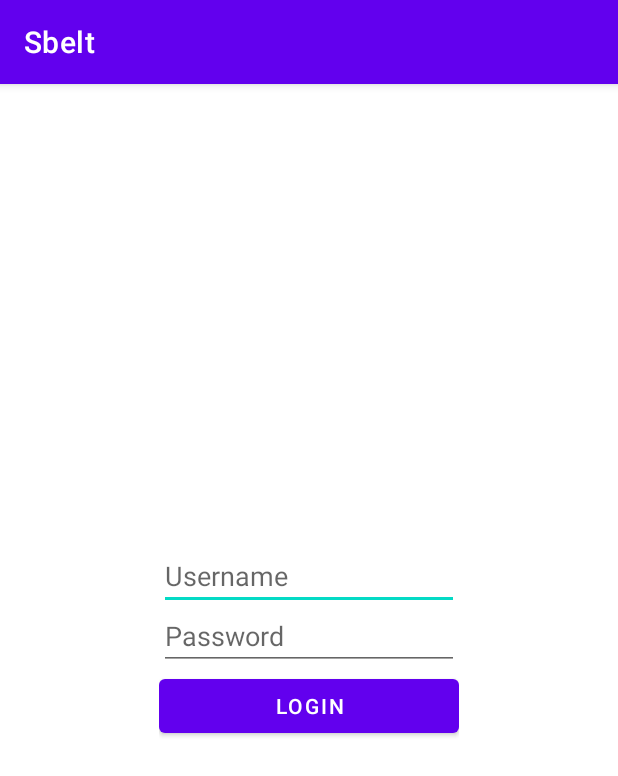
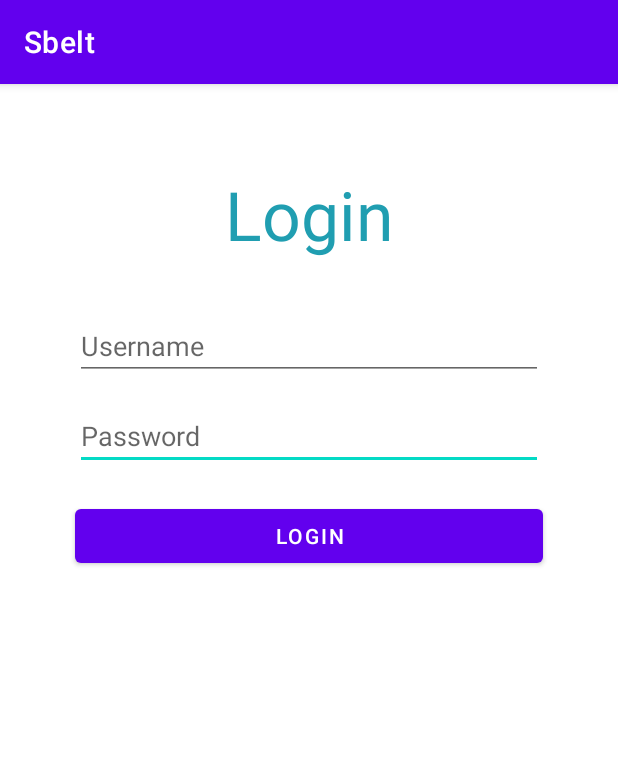
Before and after one commit to maor1122/Sportbelt, an Android app: the screen it shows after launch (MainActivity before the commit, LoginActivity after it), on a phone screen of 412 x 824 dp. Shown: the top 776 px of the screen. Run offline under Robolectric (Android 15) with nearby library versions, the phone set to English and light mode, and no system bars.

```diff
--- a/app/src/main/AndroidManifest.xml
+++ b/app/src/main/AndroidManifest.xml
@@ -1,6 +1,6 @@
 <?xml version="1.0" encoding="utf-8"?>
 <manifest xmlns:android="http://schemas.android.com/apk/res/android"
-    xmlns:tools="http://schemas.android.com/tools">
+    xmlns:tools="http://schemas.android.com/tools" >
 
     <application
         android:allowBackup="true"
@@ -10,10 +10,13 @@
         android:label="@string/app_name"
         android:supportsRtl="true"
         android:theme="@style/Theme.Sbelt"
-        tools:targetApi="31">
+        tools:targetApi="31" >
         <activity
-            android:name=".MainActivity"
-            android:exported="true">
+            android:name=".RegisterActivity"
+            android:exported="false" />
+        <activity
+            android:name=".LoginActivity"
+            android:exported="true" >
             <intent-filter>
                 <action android:name="android.intent.action.MAIN" />
 
--- a/app/src/main/java/com/example/sbelt/MainActivity.java
+++ b/app/src/main/java/com/example/sbelt/LoginActivity.java
@@ -2,21 +2,17 @@ package com.example.sbelt;
 
 import androidx.appcompat.app.AppCompatActivity;
 
-import android.media.metrics.Event;
 import android.os.Bundle;
 import android.view.View;
 import android.widget.EditText;
 import android.widget.TextView;
 
-import java.util.EventListener;
-
-public class MainActivity extends AppCompatActivity {
+public class LoginActivity extends AppCompatActivity {
 
     @Override
     protected void onCreate(Bundle savedInstanceState) {
         super.onCreate(savedInstanceState);
         setContentView(R.layout.activity_main);
-
     }
 
     public void LoginPressed(View v){
--- /dev/null
+++ b/app/src/main/java/com/example/sbelt/RegisterActivity.java
@@ -0,0 +1,14 @@
+package com.example.sbelt;
+
+import androidx.appcompat.app.AppCompatActivity;
+
+import android.os.Bundle;
+
+public class RegisterActivity extends AppCompatActivity {
+
+    @Override
+    protected void onCreate(Bundle savedInstanceState) {
+        super.onCreate(savedInstanceState);
+        setContentView(R.layout.activity_register);
+    }
+}
--- /dev/null
+++ b/app/src/main/res/drawable/baseline_password_24.xml
@@ -0,0 +1,5 @@
+<vector android:height="24dp" android:tint="#209EB1"
+    android:viewportHeight="24" android:viewportWidth="24"
+    android:width="24dp" xmlns:android="http://schemas.android.com/apk/res/android">
+    <path android:fillColor="@android:color/white" android:pathData="M2,17h20v2H2V17zM3.15,12.95L4,11.47l0.85,1.48l1.3,-0.75L5.3,10.72H7v-1.5H5.3l0.85,-1.47L4.85,7L4,8.47L3.15,7l-1.3,0.75L2.7,9.22H1v1.5h1.7L1.85,12.2L3.15,12.95zM9.85,12.2l1.3,0.75L12,11.47l0.85,1.48l1.3,-0.75l-0.85,-1.48H15v-1.5h-1.7l0.85,-1.47L12.85,7L12,8.47L11.15,7l-1.3,0.75l0.85,1.47H9v1.5h1.7L9.85,12.2zM23,9.22h-1.7l0.85,-1.47L20.85,7L20,8.47L19.15,7l-1.3,0.75l0.85,1.47H17v1.5h1.7l-0.85,1.48l1.3,0.75L20,11.47l0.85,1.48l1.3,-0.75l-0.85,-1.48H23V9.22z"/>
+</vector>
--- a/app/src/main/res/layout/activity_main.xml
+++ b/app/src/main/res/layout/activity_main.xml
@@ -4,49 +4,72 @@
     xmlns:tools="http://schemas.android.com/tools"
     android:layout_width="match_parent"
     android:layout_height="match_parent"
-    tools:context=".MainActivity">
+    tools:context=".LoginActivity">
 
-    <LinearLayout
-        android:id="@+id/LoginLayer"
+    <TextView
+        android:id="@+id/LoginText"
         android:layout_width="wrap_content"
         android:layout_height="wrap_content"
-        android:orientation="vertical"
+        android:text="Login"
+        android:textAppearance="@style/TextAppearance.AppCompat.Display2"
+        android:textColor="#209EB1"
         app:layout_constraintBottom_toBottomOf="parent"
-        app:layout_constraintEnd_toEndOf="parent"
-        app:layout_constraintHorizontal_bias="0.5"
-        app:layout_constraintStart_toStartOf="parent"
+        app:layout_constraintEnd_toEndOf="@+id/UsernameText"
+        app:layout_constraintStart_toStartOf="@+id/UsernameText"
         app:layout_constraintTop_toTopOf="parent"
-        app:layout_constraintVertical_bias="0.5">
+        app:layout_constraintVertical_bias="0.07999998" />
+
+    <EditText
+        android:id="@+id/PasswordText"
+        android:layout_width="0dp"
+        android:layout_height="40dp"
+        android:layout_marginTop="20dp"
+        android:ems="10"
+        android:hint="Password"
+        android:inputType="textPassword"
+        android:singleLine="true"
+        app:layout_constraintEnd_toEndOf="@+id/UsernameText"
+        app:layout_constraintStart_toStartOf="@+id/UsernameText"
+        app:layout_constraintTop_toBottomOf="@+id/UsernameText" />
 
     <EditText
         android:id="@+id/UsernameText"
-            android:layout_width="200dp"
+        android:layout_width="0dp"
         android:layout_height="40dp"
+        android:layout_marginStart="50dp"
+        android:layout_marginTop="40dp"
+        android:layout_marginEnd="50dp"
         android:ems="10"
         android:hint="Username"
         android:inputType="textPersonName"
-            android:singleLine="true" />
-
-        <EditText
-            android:id="@+id/PasswordText"
-            android:layout_width="200dp"
-            android:layout_height="40dp"
-            android:ems="10"
-            android:hint="Password"
-            android:inputType="textPassword"
-            android:singleLine="true" />
+        android:singleLine="true"
+        app:layout_constraintEnd_toEndOf="parent"
+        app:layout_constraintHorizontal_bias="0.46"
+        app:layout_constraintStart_toStartOf="parent"
+        app:layout_constraintTop_toBottomOf="@+id/LoginText" />
 
     <Button
         android:id="@+id/LoginButton"
-            android:layout_width="match_parent"
+        android:layout_width="0dp"
         android:layout_height="wrap_content"
+        android:layout_marginTop="20dp"
         android:onClick="LoginPressed"
-            android:text="Login" />
+        android:text="Login"
+        app:layout_constraintEnd_toEndOf="@+id/PasswordText"
+        app:layout_constraintHorizontal_bias="0.578"
+        app:layout_constraintStart_toStartOf="@+id/PasswordText"
+        app:layout_constraintTop_toBottomOf="@+id/PasswordText" />
 
     <TextView
         android:id="@+id/Error"
-            android:layout_width="match_parent"
+        android:layout_width="0dp"
         android:layout_height="wrap_content"
-            android:textColor="?attr/colorError" />
-    </LinearLayout>
+        android:textAppearance="@style/TextAppearance.AppCompat.Body1"
+        android:textColor="?attr/colorError"
+        app:layout_constraintBottom_toBottomOf="parent"
+        app:layout_constraintEnd_toEndOf="@+id/LoginButton"
+        app:layout_constraintStart_toStartOf="@+id/LoginButton"
+        app:layout_constraintTop_toBottomOf="@+id/LoginButton"
+        app:layout_constraintVertical_bias="0.050000012" />
+
 </androidx.constraintlayout.widget.ConstraintLayout>
--- /dev/null
+++ b/app/src/main/res/layout/activity_register.xml
@@ -0,0 +1,9 @@
+<?xml version="1.0" encoding="utf-8"?>
+<androidx.constraintlayout.widget.ConstraintLayout xmlns:android="http://schemas.android.com/apk/res/android"
+    xmlns:app="http://schemas.android.com/apk/res-auto"
+    xmlns:tools="http://schemas.android.com/tools"
+    android:layout_width="match_parent"
+    android:layout_height="match_parent"
+    tools:context=".RegisterActivity">
+
+</androidx.constraintlayout.widget.ConstraintLayout>
```
Lines whose indentation alone changed are shown as unchanged.
